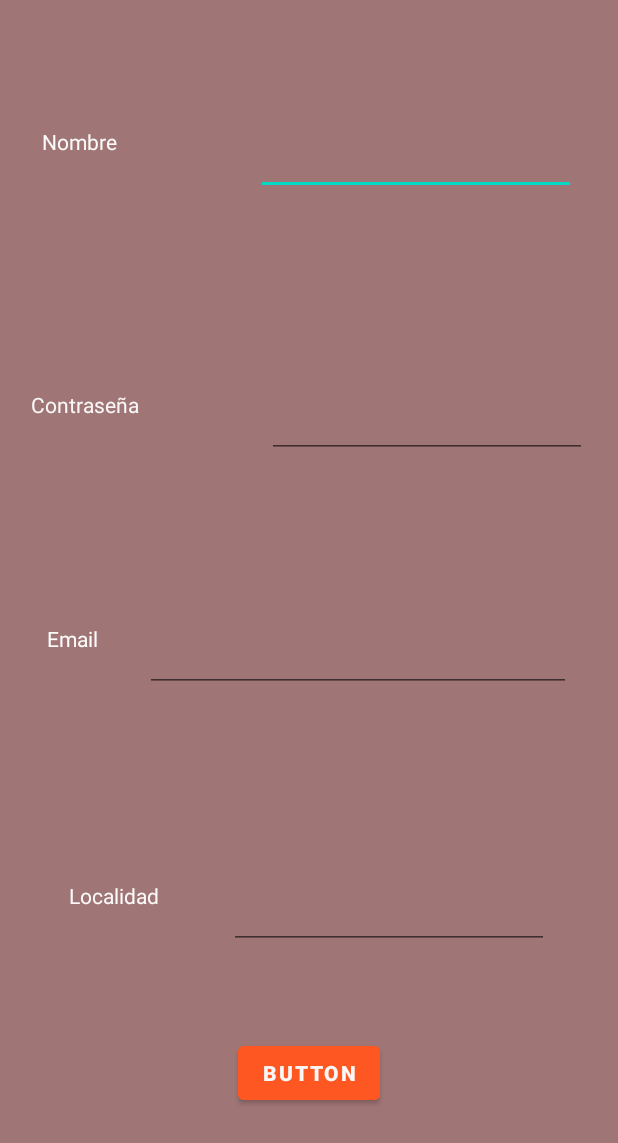
After one commit to KevinB00/FidoFriend, an Android app: the layout activity_registro.xml on its own in the app's theme, with its tools: preview values and no code run, on a phone screen of 412 x 824 dp. The commit adds this screen. Shown: the top 1143 px of the screen. Run offline under Robolectric (Android 15) with nearby library versions, the phone set to English and light mode, and no system bars.

Commit message:
Controlar la interfaz de registro

```diff
--- a/app/src/main/AndroidManifest.xml
+++ b/app/src/main/AndroidManifest.xml
@@ -12,6 +12,9 @@
         android:theme="@style/Theme.FidoFriend"
         tools:targetApi="31">
         <activity
+            android:name=".RegistroActivity"
+            android:exported="false" />
+        <activity
             android:name=".ui.MainActivity"
             android:exported="true">
             <intent-filter>
--- /dev/null
+++ b/app/src/main/java/com/kevinbuenano/fidofriend/database/appDatabase.kt
@@ -0,0 +1,21 @@
+package com.kevinbuenano.fidofriend.database
+
+import android.content.Context
+import androidx.room.Database
+import androidx.room.Room
+import androidx.room.RoomDatabase
+import com.kevinbuenano.fidofriend.database.entities.UsuarioEntity
+
+
+@Database(entities = arrayOf(UsuarioEntity::class), version = 1)
+abstract class appDatabase : RoomDatabase() {
+    abstract fun usuarioDao() : UsuarioDAO
+
+    companion object {
+        private var instance:UsuarioDAO? = null
+
+        fun getInstance(context: Context): UsuarioDAO{
+            return instance ?: Room.databaseBuilder(context, appDatabase::class.java, "fidofriend").build().usuarioDao().also { instance = it }
+        }
+    }
+}
--- a/app/src/main/java/com/kevinbuenano/fidofriend/ui/MainActivity.kt
+++ b/app/src/main/java/com/kevinbuenano/fidofriend/ui/MainActivity.kt
@@ -1,7 +1,10 @@
 package com.kevinbuenano.fidofriend.ui
 
+import android.app.Activity
+import android.content.Intent
+import android.os.Bundle
+import androidx.activity.result.contract.ActivityResultContracts
 import androidx.appcompat.app.AppCompatActivity
-import android.os.Bundle
 import com.kevinbuenano.fidofriend.databinding.ActivityMainBinding
 
 class MainActivity : AppCompatActivity() {
@@ -10,6 +13,16 @@ class MainActivity : AppCompatActivity() {
         super.onCreate(savedInstanceState)
         setContentView(ActivityMainBinding.inflate(layoutInflater).also { binding = it }.root)
 
+        binding.btnRegistrarse.setOnClickListener {
+            val intent = Intent(this, RegistroActivity::class.java)
+            resultRegistrar.launch(intent)
+        }
+
 
     }
+    var resultRegistrar = registerForActivityResult(ActivityResultContracts.StartActivityForResult()){ result ->
+        if (result.resultCode == Activity.RESULT_OK){
+            val data: Intent? = result.data
+        }
+    }
 }
--- /dev/null
+++ b/app/src/main/java/com/kevinbuenano/fidofriend/ui/RegistroActivity.kt
@@ -0,0 +1,13 @@
+package com.kevinbuenano.fidofriend.ui
+
+import android.os.Bundle
+import androidx.appcompat.app.AppCompatActivity
+import com.kevinbuenano.fidofriend.databinding.ActivityRegistroBinding
+
+class RegistroActivity : AppCompatActivity() {
+    private lateinit var binding: ActivityRegistroBinding
+    override fun onCreate(savedInstanceState: Bundle?) {
+        super.onCreate(savedInstanceState)
+        setContentView(ActivityRegistroBinding.inflate(layoutInflater).also { binding = it }.root)
+    }
+}
--- /dev/null
+++ b/app/src/main/res/layout/activity_registro.xml
@@ -0,0 +1,115 @@
+<?xml version="1.0" encoding="utf-8"?>
+<androidx.constraintlayout.widget.ConstraintLayout xmlns:android="http://schemas.android.com/apk/res/android"
+    xmlns:app="http://schemas.android.com/apk/res-auto"
+    xmlns:tools="http://schemas.android.com/tools"
+    android:layout_width="match_parent"
+    android:layout_height="match_parent"
+    android:background="#A07575"
+    tools:context=".ui.RegistroActivity">
+
+    <TextView
+        android:id="@+id/tVNombre"
+        android:layout_width="wrap_content"
+        android:layout_height="wrap_content"
+        android:text="Nombre"
+        android:textColor="#FBFAFA"
+        app:layout_constraintBottom_toTopOf="@+id/tVContrasenya"
+        app:layout_constraintEnd_toStartOf="@+id/eTextNombre"
+        app:layout_constraintStart_toStartOf="parent"
+        app:layout_constraintTop_toTopOf="parent" />
+
+    <EditText
+        android:id="@+id/eTextNombre"
+        android:layout_width="wrap_content"
+        android:layout_height="wrap_content"
+        android:layout_marginStart="65dp"
+        android:ems="10"
+        android:inputType="textPersonName"
+        android:textColor="#FBFAFA"
+        app:layout_constraintEnd_toEndOf="parent"
+        app:layout_constraintStart_toEndOf="@+id/tVNombre"
+        app:layout_constraintTop_toTopOf="@+id/tVNombre" />
+
+    <TextView
+        android:id="@+id/tVContrasenya"
+        android:layout_width="wrap_content"
+        android:layout_height="wrap_content"
+        android:layout_marginTop="71dp"
+        android:text="Contraseña"
+        android:textColor="#FAF7F7"
+        app:layout_constraintBottom_toTopOf="@+id/tVEmail"
+        app:layout_constraintEnd_toStartOf="@+id/eTextContrasenya"
+        app:layout_constraintStart_toStartOf="parent"
+        app:layout_constraintTop_toBottomOf="@+id/tVNombre" />
+
+    <TextView
+        android:id="@+id/tVEmail"
+        android:layout_width="wrap_content"
+        android:layout_height="wrap_content"
+        android:layout_marginTop="52dp"
+        android:text="Email"
+        android:textColor="#FDFCFC"
+        app:layout_constraintBottom_toTopOf="@+id/tVLocalidad"
+        app:layout_constraintEnd_toStartOf="@+id/eTextEmail"
+        app:layout_constraintStart_toStartOf="parent"
+        app:layout_constraintTop_toBottomOf="@+id/tVContrasenya" />
+
+    <TextView
+        android:id="@+id/tVLocalidad"
+        android:layout_width="wrap_content"
+        android:layout_height="wrap_content"
+        android:layout_marginTop="68dp"
+        android:text="Localidad"
+        android:textColor="#FBFAFA"
+        app:layout_constraintBottom_toTopOf="@+id/button"
+        app:layout_constraintEnd_toStartOf="@+id/eTextLocalidad"
+        app:layout_constraintStart_toStartOf="parent"
+        app:layout_constraintTop_toBottomOf="@+id/tVEmail" />
+
+    <EditText
+        android:id="@+id/eTextContrasenya"
+        android:layout_width="wrap_content"
+        android:layout_height="wrap_content"
+        android:layout_marginStart="65dp"
+        android:ems="10"
+        android:inputType="textPassword"
+        android:textColor="#FBFAFA"
+        app:layout_constraintEnd_toEndOf="parent"
+        app:layout_constraintStart_toEndOf="@+id/tVContrasenya"
+        app:layout_constraintTop_toTopOf="@+id/tVContrasenya" />
+
+    <EditText
+        android:id="@+id/eTextEmail"
+        android:layout_width="284dp"
+        android:layout_height="45dp"
+        android:ems="10"
+        android:inputType="textEmailAddress"
+        android:textColor="#FDFBFB"
+        app:layout_constraintEnd_toEndOf="parent"
+        app:layout_constraintStart_toEndOf="@+id/tVEmail"
+        app:layout_constraintTop_toTopOf="@+id/tVEmail" />
+
+    <EditText
+        android:id="@+id/eTextLocalidad"
+        android:layout_width="wrap_content"
+        android:layout_height="wrap_content"
+        android:ems="10"
+        android:inputType="textPersonName"
+        android:textColor="#FDFCFC"
+        app:layout_constraintEnd_toEndOf="parent"
+        app:layout_constraintStart_toEndOf="@+id/tVLocalidad"
+        app:layout_constraintTop_toTopOf="@+id/tVLocalidad" />
+
+    <Button
+        android:id="@+id/button"
+        android:layout_width="wrap_content"
+        android:layout_height="wrap_content"
+        android:backgroundTint="#FF5722"
+        android:text="Button"
+        android:textColor="#F8F6F6"
+        android:textStyle="bold"
+        app:layout_constraintBottom_toBottomOf="parent"
+        app:layout_constraintEnd_toEndOf="parent"
+        app:layout_constraintStart_toStartOf="parent"
+        app:layout_constraintTop_toBottomOf="@+id/tVLocalidad" />
+</androidx.constraintlayout.widget.ConstraintLayout>
```
